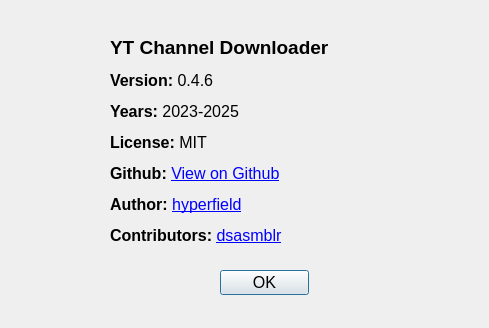
This is ui/about.ui in hyperfield/yt-channel-downloader as Qt 5 draws it before an edit. The edited form follows.
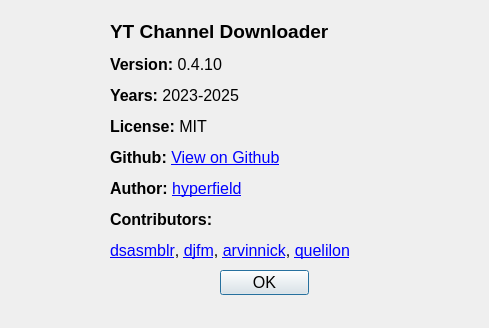
This is the edited form. Icons and pictures are not drawn.

Commit message: Update: the 'About' dialog text

```diff
--- a/ui/about.ui
+++ b/ui/about.ui
@@ -29,7 +29,12 @@
     </rect>
    </property>
    <property name="text">
-    <string>&lt;html&gt;&lt;head&gt;&lt;title&gt;About&lt;/title&gt;&lt;/head&gt;&lt;body&gt;&lt;h3 style=&quot; margin-top:14px; margin-bottom:12px; margin-left:0px; margin-right:0px; -qt-block-indent:0; text-indent:0px;&quot;&gt;&lt;span style=&quot; font-size:large; font-weight:700;&quot;&gt;YT Channel Downloader&lt;/span&gt;&lt;/h3&gt;&lt;p&gt;&lt;span style=&quot; font-weight:700;&quot;&gt;Version:&lt;/span&gt; 0.4.6&lt;/p&gt;&lt;p&gt;&lt;span style=&quot; font-weight:700;&quot;&gt;Years: &lt;/span&gt;2023-2025&lt;/p&gt;&lt;p&gt;&lt;span style=&quot; font-weight:700;&quot;&gt;License: &lt;/span&gt;MIT &lt;/p&gt;&lt;p&gt;&lt;span style=&quot; font-weight:700;&quot;&gt;Github: &lt;/span&gt;&lt;a href=&quot;https://github.com/hyperfield/yt-channel-downloader&quot;&gt;&lt;span style=&quot; text-decoration: underline; color:#0000ff;&quot;&gt;View on Github&lt;/span&gt;&lt;/a&gt;&lt;/p&gt;&lt;p&gt;&lt;span style=&quot; font-weight:700;&quot;&gt;Author: &lt;/span&gt;&lt;a href=&quot;mailto:info@quicknode.net&quot;&gt;&lt;span style=&quot; text-decoration: underline; color:#0000ff;&quot;&gt;hyperfield&lt;/span&gt;&lt;/a&gt;&lt;/p&gt;&lt;p&gt;&lt;span style=&quot; font-weight:700;&quot;&gt;Contributors: &lt;/span&gt;&lt;a href=&quot;https://github.com/dsasmblr&quot;&gt;&lt;span style=&quot; text-decoration: underline; color:#0000ff;&quot;&gt;dsasmblr&lt;/span&gt;&lt;/a&gt;&lt;/p&gt;&lt;/body&gt;&lt;/html&gt;</string>
+    <string>&lt;html&gt;&lt;head&gt;&lt;title&gt;About&lt;/title&gt;&lt;/head&gt;&lt;body&gt;&lt;h3 style=&quot; margin-top:14px; margin-bottom:12px; margin-left:0px; margin-right:0px; -qt-block-indent:0; text-indent:0px;&quot;&gt;&lt;span style=&quot; font-size:large; font-weight:700;&quot;&gt;YT Channel Downloader&lt;/span&gt;&lt;/h3&gt;&lt;p&gt;&lt;span style=&quot; font-weight:700;&quot;&gt;Version:&lt;/span&gt; 0.4.10&lt;/p&gt;&lt;p&gt;&lt;span style=&quot; font-weight:700;&quot;&gt;Years: &lt;/span&gt;2023-2025&lt;/p&gt;&lt;p&gt;&lt;span style=&quot; font-weight:700;&quot;&gt;License: &lt;/span&gt;MIT &lt;/p&gt;&lt;p&gt;&lt;span style=&quot; font-weight:700;&quot;&gt;Github: &lt;/span&gt;&lt;a href=&quot;https://github.com/hyperfield/yt-channel-downloader&quot;&gt;&lt;span style=&quot; text-decoration: underline; color:#0000ff;&quot;&gt;View on Github&lt;/span&gt;&lt;/a&gt;&lt;/p&gt;&lt;p&gt;&lt;span style=&quot; font-weight:700;&quot;&gt;Author: &lt;/span&gt;&lt;a href=&quot;mailto:info@quicknode.net&quot;&gt;&lt;span style=&quot; text-decoration: underline; color:#0000ff;&quot;&gt;hyperfield&lt;/span&gt;&lt;/a&gt;&lt;/p&gt;&lt;p&gt;&lt;span style=&quot; font-weight:700;&quot;&gt;Contributors: &lt;/span&gt;&lt;p&gt;
+  &lt;a href=&quot;https://github.com/dsasmblr&quot; style=&quot;text-decoration: underline; color: #0000ff;&quot;&gt;dsasmblr&lt;/a&gt;, 
+  &lt;a href=&quot;https://github.com/djfm&quot; style=&quot;text-decoration: underline; color: #0000ff;&quot;&gt;djfm&lt;/a&gt;, 
+  &lt;a href=&quot;https://github.com/arvinnick&quot; style=&quot;text-decoration: underline; color: #0000ff;&quot;&gt;arvinnick&lt;/a&gt;, 
+  &lt;a href=&quot;https://github.com/quelilon&quot; style=&quot;text-decoration: underline; color: #0000ff;&quot;&gt;quelilon&lt;/a&gt;
+&lt;/p&gt;&lt;/body&gt;&lt;/html&gt;</string>
    </property>
   </widget>
   <widget class="QPushButton" name="aboutOkButton">
```
The commit also changes 5 other files.
